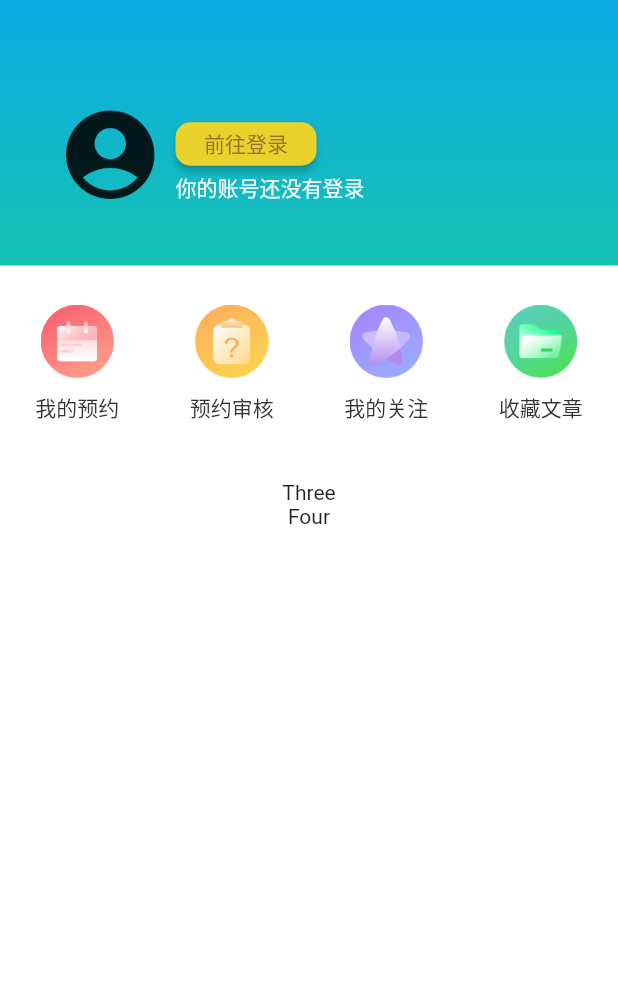
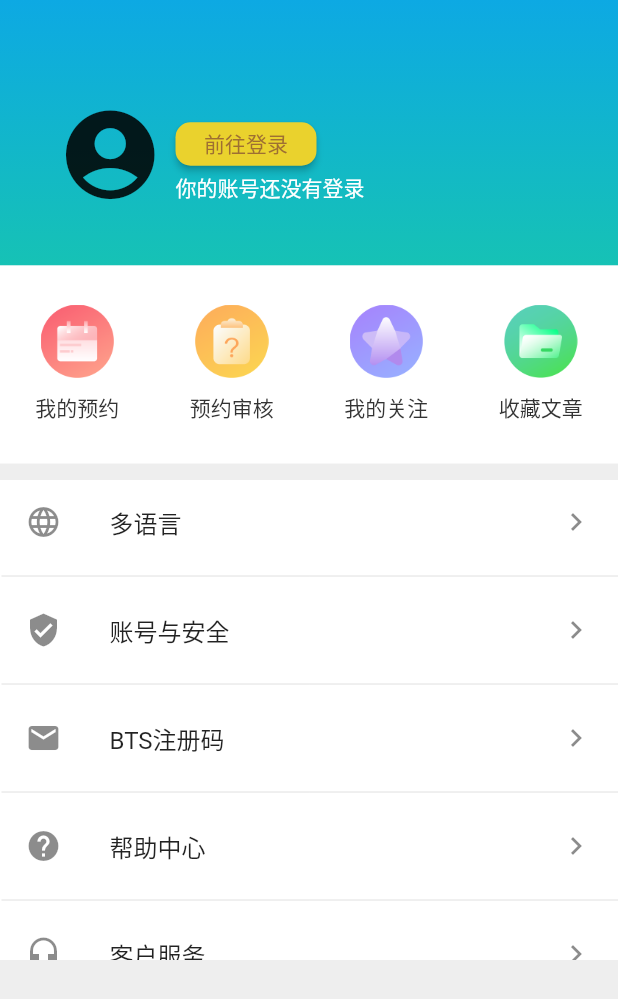
Before and after one commit to wcyycwqie/flutter-demo-nwLogin, a Flutter app: the screen it shows after launch, on a phone screen of 412 x 824 dp. Shown: the top 999 px of the screen. Run offline on Flutter 3.47's test engine with Material 2 defaults, Android fonts, the phone set to English and light mode, and no system bars.

Commit message:
y-list base frame finished

```diff
--- a/lib/main.dart
+++ b/lib/main.dart
@@ -1,4 +1,6 @@
 import 'package:flutter/material.dart';
+
+var colorBulue = Color(0xFF66ccff);
 
 void main() {
   runApp(MyApp());
@@ -13,6 +15,7 @@ class MyApp extends StatelessWidget {
 }
 
 class NwView extends StatelessWidget {
+
   @override
   Widget build(BuildContext context) {
     // TODO: implement build
@@ -22,7 +25,7 @@ class NwView extends StatelessWidget {
 //        title: new Text('Login'),
 //        backgroundColor: Color(0xFF0da9e3),
 //      ),
-      body: LoginContent(),
+      body: new LoginContent(),
     );
   }
 }
@@ -37,13 +40,12 @@ class LoginContentState extends State<LoginContent> {
   Widget build(BuildContext context) {
     // TODO: implement build
     return new Container(
-      color: Color(0xFFffffff),
+      color: Color(0xFFEEEEEE),
       child: new Column(
         children: <Widget>[
           new Expanded(child: new HeaderContainer(), flex: 0,),
           new Expanded(child: new MidBar(), flex: 0,),
-          new Expanded(child: new Text('Three'), flex: 0,),
-          new Expanded(child: new Text('Four'), flex: 0,),
+          new Expanded(child: new LoginList(), flex: 0,),
         ],
       ),
     );
@@ -136,7 +138,7 @@ class MidBar extends StatelessWidget {
       margin: EdgeInsets.only(bottom: 11.0),
       width: double.infinity,
       height: 132.0,
-//      color: Colors.grey,
+      color: Colors.white,
       child: new Row(
         children: <Widget>[
           new Expanded(
@@ -213,3 +215,98 @@ class MidBar extends StatelessWidget {
     );
   }
 }
+
+class LoginList extends StatelessWidget {
+  @override
+  Widget build(BuildContext context) {
+    // TODO: implement build
+    return Container(
+      color: Colors.white,
+      constraints: BoxConstraints(
+        maxHeight: 320,
+      ),
+      child: new ListView(
+        padding: const EdgeInsets.only(left: 1.0, top: 0, right: 0.0, bottom: 0),
+        children: <Widget>[
+          ListTile(
+            leading: Icon(Icons.language),
+            title: Text('多语言'),
+            trailing: Icon(Icons.keyboard_arrow_right),
+          ),
+          new Divider(),
+          ListTile(
+            leading: Icon(Icons.verified_user),
+            title: Text('账号与安全'),
+            trailing: Icon(Icons.keyboard_arrow_right),
+          ),
+          new Divider(),
+          ListTile(
+            leading: Icon(Icons.mail),
+            title: Text('BTS注册码'),
+            trailing: Icon(Icons.keyboard_arrow_right),
+          ),
+          new Divider(),
+          ListTile(
+            leading: Icon(Icons.help),
+            title: Text('帮助中心'),
+            trailing: Icon(Icons.keyboard_arrow_right),
+          ),
+          new Divider(),
+          ListTile(
+            leading: Icon(Icons.headset),
+            title: Text('客户服务'),
+            trailing: Icon(Icons.keyboard_arrow_right),
+          ),
+          new Divider(),
+          ListTile(
+            leading: Icon(Icons.comment),
+            title: Text('意见反馈'),
+            trailing: Icon(Icons.keyboard_arrow_right),
+          ),
+          new Divider(),
+          ListTile(
+            leading: Icon(Icons.info),
+            title: Text('关于'),
+            trailing: Icon(Icons.keyboard_arrow_right),
+          ),
+          new Divider(),
+        ],
+      ),
+    );
+  }
+}
+
+
+class TestList extends StatefulWidget {
+  @override
+  createState() => new TestListState();
+}
+
+class TestListState extends State {
+  @override
+  Widget build(BuildContext context) {
+    // TODO: implement build
+    return ListView(
+      padding: const EdgeInsets.all(16.0),
+      children: <Widget>[
+        ListTile(
+          title: Text('多语言'),
+          leading: Icon(Icons.favorite),
+          trailing: Icon(Icons.keyboard_arrow_right),
+        ),
+        ListTile(
+          title: Text('多语言'),
+          leading: Icon(Icons.favorite),
+          trailing: Icon(Icons.keyboard_arrow_right),
+        ),
+        ListTile(
+          title: Text('多语言'),
+          leading: Icon(Icons.favorite),
+          trailing: Icon(Icons.keyboard_arrow_right),
+        ),
+      ],
+
+    );
+
+  }
+}
```
